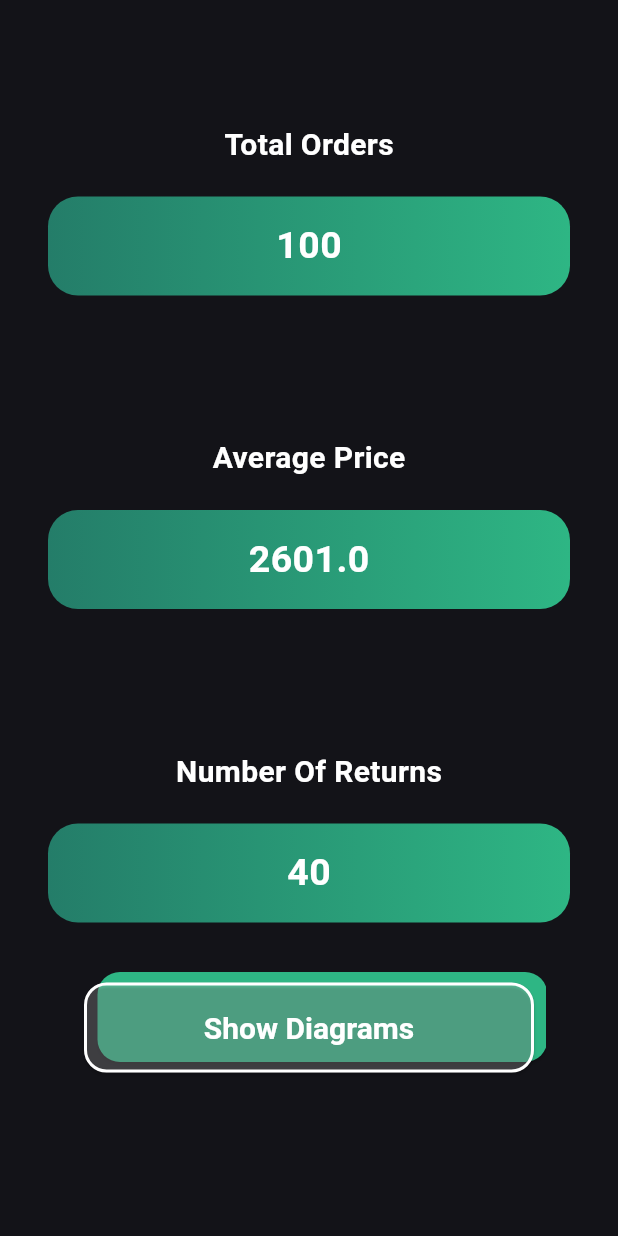
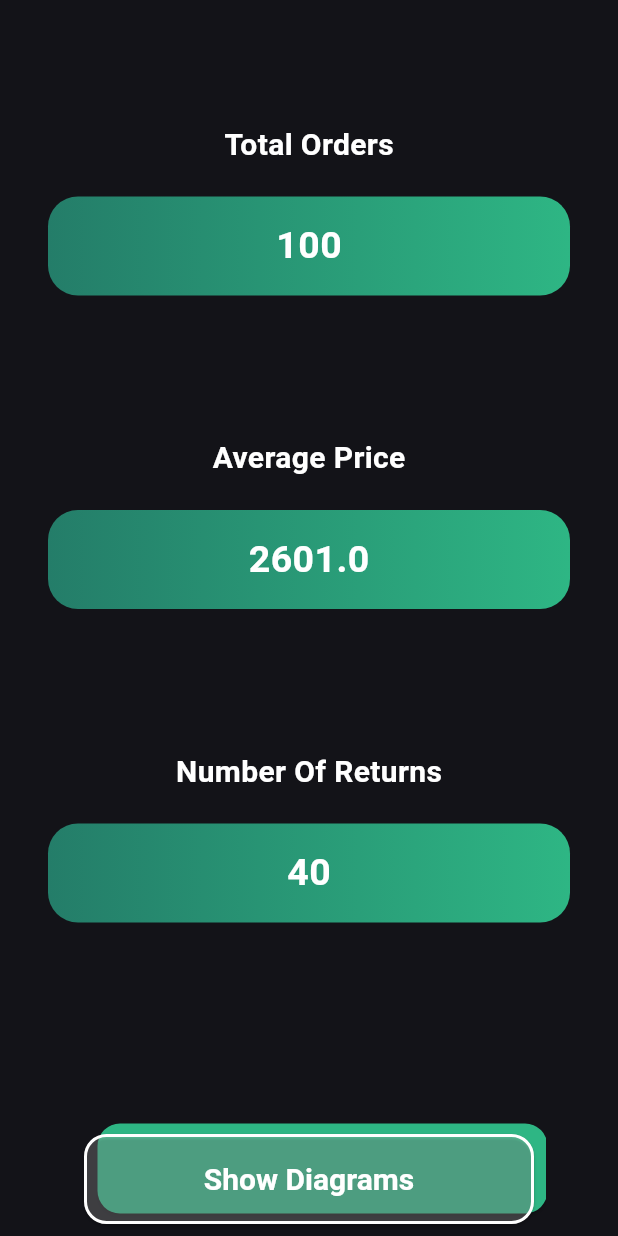
Before and after one commit to mohmdramadn/demo_app, a Flutter app: the screen it shows after launch, on a phone screen of 412 x 824 dp. Run offline on Flutter 3.47's test engine with Material 3 defaults, Android fonts, the phone set to English and light mode, and no system bars; our stand-ins replace equatable, fl_chart, flutter_bloc.

Commit message:
Adjusted UI of app and responsiveness

```diff
--- a/lib/features/orders/presentation/screens/orders_screen.dart
+++ b/lib/features/orders/presentation/screens/orders_screen.dart
@@ -22,7 +22,7 @@ class OrdersScreen extends StatelessWidget {
           )..add(OrderRequested()),
           child: LayoutBuilder(
             builder: (BuildContext context, BoxConstraints constraints) {
-              if (constraints.maxWidth > 600 && kIsWeb) {
+              if (constraints.maxWidth > 600) {
                 return const WebView();
               } else {
                 return const _MobileView();
@@ -40,10 +40,13 @@ class _MobileView extends StatelessWidget {
 
   @override
   Widget build(BuildContext context) {
-    return SingleChildScrollView(
+    return Expanded(
       child: BlocBuilder<OrdersBloc, OrdersState>(
         builder: (context, state) {
-          return Column(
+          return SizedBox(
+            //height: MediaQuery.sizeOf(context).height - 100,
+            width: MediaQuery.sizeOf(context).width,
+            child: Column(
               mainAxisAlignment: MainAxisAlignment.center,
               children: [
                 const SizedBox(height: !kIsWeb ? 50 : 0),
@@ -61,7 +64,7 @@ class _MobileView extends StatelessWidget {
                   value: state.noOfReturns.toString(),
                   title: Constants.numberOfReturns,
                 ),
-              !kIsWeb ? const Spacer() : const SizedBox(height: 50),
+                !kIsWeb ? const Spacer() : Container(),
                 Stack(
                   children: [
                     Positioned(
@@ -116,6 +119,7 @@ class _MobileView extends StatelessWidget {
                   ],
                 )
               ],
+            ),
           );
         },
       ),
```
Lines whose indentation alone changed are shown as unchanged.
